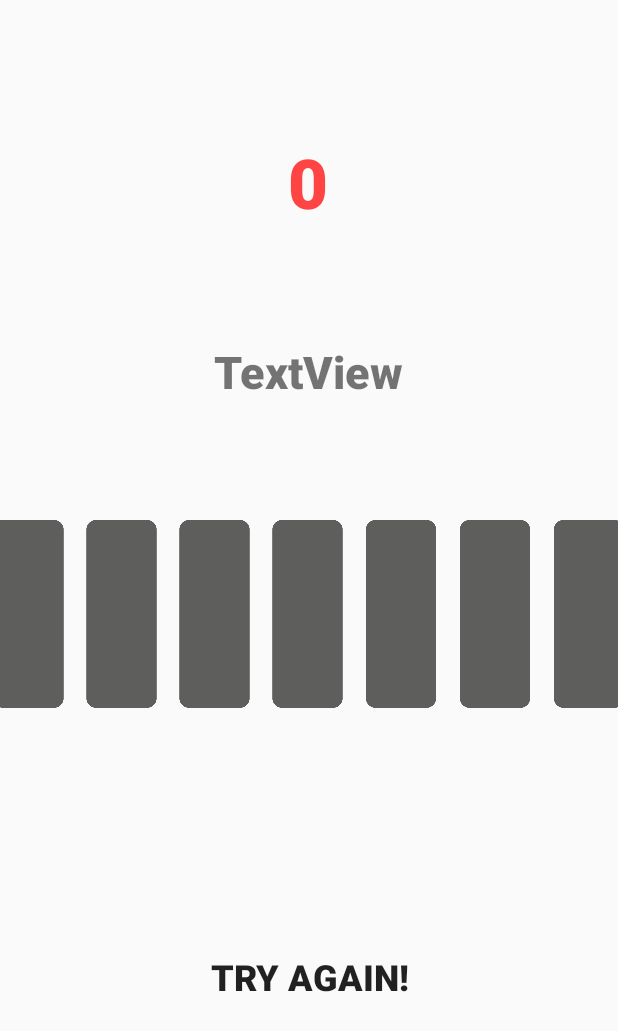
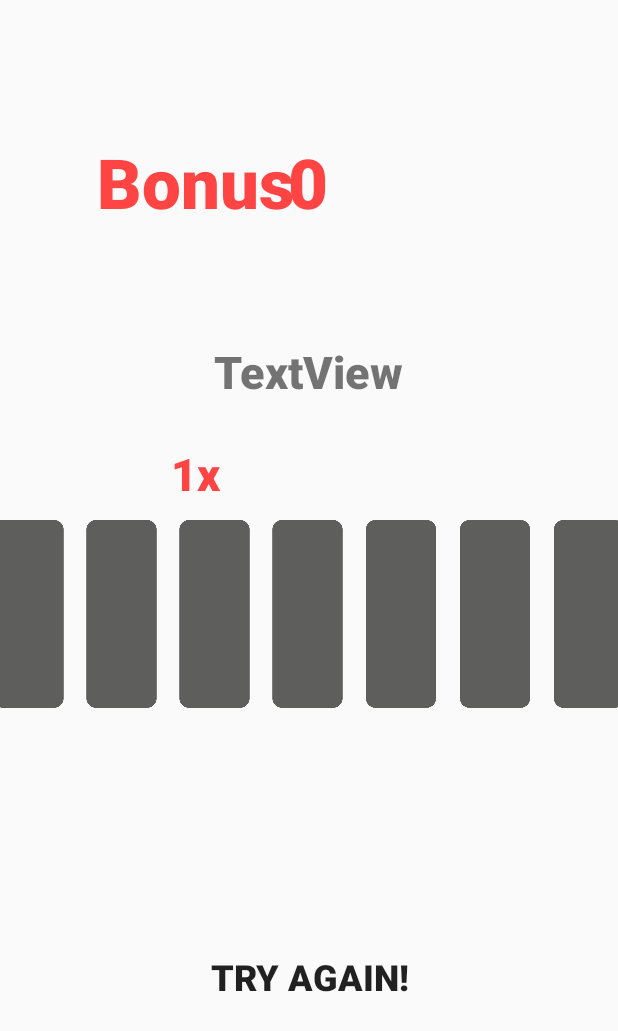
Before and after one commit to Omar-Amin/CardFlipApp, an Android app: the layout activity_main.xml on its own in the app's theme, with its tools: preview values and no code run, on a phone screen of 412 x 824 dp. Shown: the top 1031 px of the screen. Run offline under Robolectric (Android 15) with nearby library versions, the phone set to English and light mode, and no system bars.

Commit message:
Added bonus system
What else? Highscore feature, adding timer/rounds so you can always beat your score, and not be limited by one round (can be boring) and maybe change the design.

```diff
--- a/app/src/main/res/layout/activity_main.xml
+++ b/app/src/main/res/layout/activity_main.xml
@@ -5,6 +5,44 @@
     android:layout_width="match_parent"
     android:layout_height="match_parent"
     tools:context=".MainActivity">
+
+    <TextView
+        android:id="@+id/bonusTxt"
+        android:layout_width="186dp"
+        android:layout_height="45dp"
+        android:layout_marginTop="8dp"
+        android:layout_marginBottom="8dp"
+        android:gravity="center"
+        android:text="1x"
+        android:textAllCaps="false"
+        android:textColor="@android:color/holo_red_light"
+        android:textSize="30sp"
+        app:fontFamily="sans-serif-black"
+        app:layout_constraintBottom_toTopOf="@+id/linearLayout"
+        app:layout_constraintEnd_toEndOf="parent"
+        app:layout_constraintHorizontal_bias="0.164"
+        app:layout_constraintStart_toStartOf="parent"
+        app:layout_constraintTop_toTopOf="parent"
+        app:layout_constraintVertical_bias="1.0" />
+
+    <TextView
+        android:id="@+id/score2"
+        android:layout_width="186dp"
+        android:layout_height="58dp"
+        android:layout_marginTop="8dp"
+        android:layout_marginBottom="8dp"
+        android:gravity="center"
+        android:text="Bonus"
+        android:textAllCaps="false"
+        android:textColor="@android:color/holo_red_light"
+        android:textSize="46sp"
+        app:fontFamily="sans-serif-black"
+        app:layout_constraintBottom_toTopOf="@+id/linearLayout"
+        app:layout_constraintEnd_toEndOf="parent"
+        app:layout_constraintHorizontal_bias="0.164"
+        app:layout_constraintStart_toStartOf="parent"
+        app:layout_constraintTop_toTopOf="parent"
+        app:layout_constraintVertical_bias="0.303" />
 
     <LinearLayout
         android:id="@+id/linearLayout"
--- a/app/src/main/res/values/colors.xml
+++ b/app/src/main/res/values/colors.xml
@@ -1,6 +1,6 @@
 <?xml version="1.0" encoding="utf-8"?>
 <resources>
-    <color name="colorPrimary">#008577</color>
+    <color name="colorPrimary">#35AFDF</color>
     <color name="colorPrimaryDark">#00574B</color>
     <color name="colorAccent">#D81B60</color>
 </resources>
```
Also changed, not shown: app/src/main/java/com/example/cardflip/MainActivity.java (+61 -17 lines).
